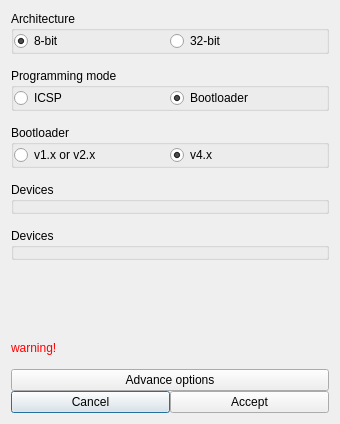
Old version of the form qtgui/frames/board_config.ui in the repository PinguinoIDE/pinguino-ide.
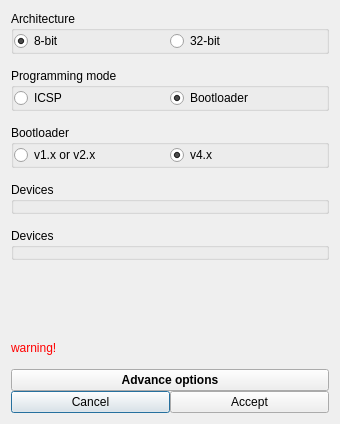
New version of the form.

The edit to the form file:
```diff
--- a/qtgui/frames/board_config.ui
+++ b/qtgui/frames/board_config.ui
@@ -171,6 +171,12 @@
      </item>
      <item row="0" column="0" colspan="2">
       <widget class="QPushButton" name="pushButton_advance">
+       <property name="font">
+        <font>
+         <weight>75</weight>
+         <bold>true</bold>
+        </font>
+       </property>
        <property name="text">
         <string>Advance options</string>
        </property>
```
Left out of the diff: 16 changed lines with no effect on the pictures.
